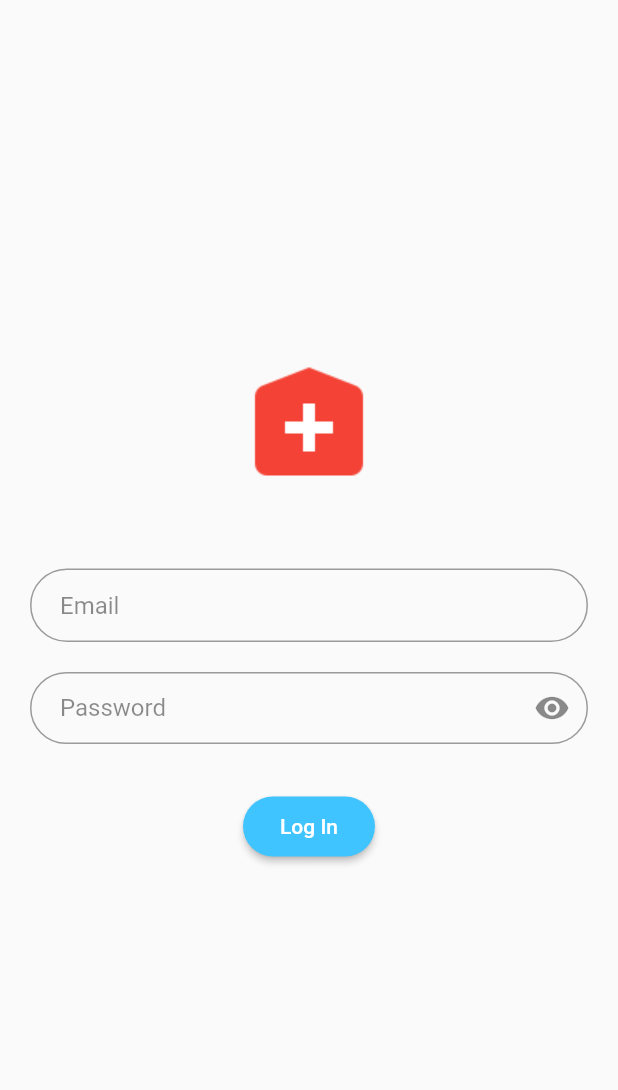
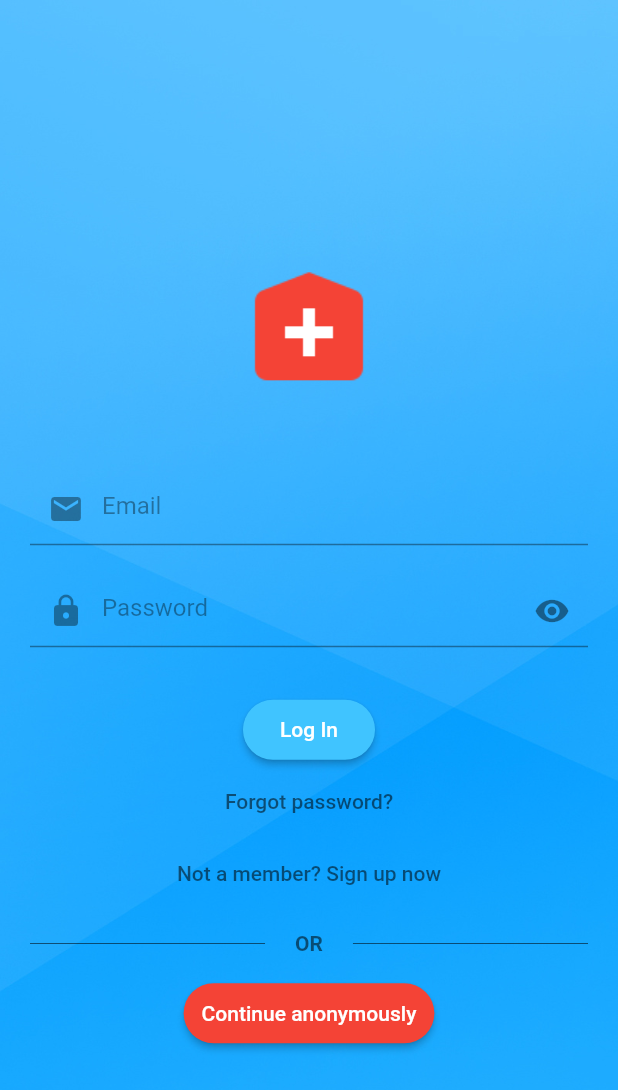
Before and after one commit to NaveenTennakoon/aid_first, a Flutter app: the screen it shows after launch, on a phone screen of 412 x 824 dp. Shown: the top 1090 px of the screen. Run offline on Flutter 3.47's test engine with Material 2 defaults, Android fonts, the phone set to English and light mode, and no system bars; our stand-ins replace firebase_auth; accounts and stored records are empty.

Commit message:
Login UI improvements

```diff
--- a/lib/screens/login.dart
+++ b/lib/screens/login.dart
@@ -23,11 +23,14 @@ class _LoginPageState extends State<LoginPage> {
   @override
   Widget build(BuildContext context) {
     return Scaffold(
-      body: Center(
-        child: SingleChildScrollView(
-          child: Container(
-            margin: EdgeInsets.all(20.0),
-            child: Center(
+      body: Container(
+        decoration: BoxDecoration(
+          image: DecorationImage(image: AssetImage("assets/login.jpg"), fit: BoxFit.cover),
+        ),
+        child: Center(
+          child: SingleChildScrollView(
+            child: Container(
+              margin: EdgeInsets.all(20.0),
               child: Form(
                 key: _key,
                 autovalidate: true,
@@ -43,17 +46,16 @@ class _LoginPageState extends State<LoginPage> {
   Widget _form() {
     return Column(
       children: <Widget>[
+        SizedBox(height: 45.0),
         Image.asset('assets/logo.png'),
         SizedBox(height: 50.0),
         TextFormField(
           keyboardType: TextInputType.emailAddress,
           autofocus: false,
           decoration: InputDecoration(
+            prefixIcon: Icon(Icons.email, color: Colors.black38),
             hintText: 'Email',
-            hintStyle: TextStyle(color: Colors.black45),
-            contentPadding: EdgeInsets.fromLTRB(20.0, 15.0, 20.0, 15.0),
-            border:
-                OutlineInputBorder(borderRadius: BorderRadius.circular(32.0)),
+            hintStyle: TextStyle(color: Colors.black38),
           ),
           onChanged: (value) => _email = value.trim(),
         ),
@@ -63,11 +65,9 @@ class _LoginPageState extends State<LoginPage> {
           obscureText: _obscureText,
           keyboardType: TextInputType.text,
           decoration: InputDecoration(
+            prefixIcon: Icon(Icons.lock, color: Colors.black38),
             hintText: 'Password',
-            hintStyle: TextStyle(color: Colors.black45),
-            contentPadding: EdgeInsets.fromLTRB(20.0, 10.0, 20.0, 10.0),
-            border:
-                OutlineInputBorder(borderRadius: BorderRadius.circular(32.0)),
+            hintStyle: TextStyle(color: Colors.black38),
             suffixIcon: GestureDetector(
               onTap: () {
                 setState(() {
@@ -76,6 +76,7 @@ class _LoginPageState extends State<LoginPage> {
               },
               child: Icon(
                 _obscureText ? Icons.visibility : Icons.visibility_off,
+                color: Colors.black45,
               ),
             ),
           ),
@@ -83,39 +84,57 @@ class _LoginPageState extends State<LoginPage> {
         ),
         SizedBox(height: 15.0),
         Padding(
-          padding: EdgeInsets.symmetric(vertical: 16.0),
+          padding: EdgeInsets.only(top: 16.0),
           child: RaisedButton(
-            shape: RoundedRectangleBorder(
-              borderRadius: BorderRadius.circular(32),
-            ),
+            shape: RoundedRectangleBorder(borderRadius: BorderRadius.circular(32)),
             onPressed: () {
               signIn(_email, _password);
             },
             padding: EdgeInsets.all(12),
             color: Colors.lightBlueAccent,
-            child: Text(
-              'Log In',
-              style: TextStyle(color: Colors.white)
+            child: Text('Log In', style: TextStyle(color: Colors.white)),
+          ),
+        ),
+        FlatButton(
+          child: Text('Forgot password?', style: TextStyle(color: Colors.black54),),
+          onPressed: () {
+            // Forgot password implementation
+          },
+        ),
+        FlatButton(
+          onPressed: () {
+            // Sign up re route
+          },
+          child: Text('Not a member? Sign up now', style: TextStyle(color: Colors.black54))
+        ),
+        Row(children: <Widget>[
+          Expanded(
+            child: Container(
+              margin: const EdgeInsets.only(right: 20.0),
+              child: Divider(height: 45, color: Colors.black54)
             ),
           ),
-        ),
-        // FlatButton(
-        //   child: Text(
-        //     'Forgot password?',
-        //     style: TextStyle(color: Colors.black54),
-        //   ),
-        //   onPressed: () {
-
-        //   },
-        // ),
-        // FlatButton(
-        //   onPressed: () {
-
-        //   },
-        //   child: Text('Not a member? Sign up now',
-        //       style: TextStyle(color: Colors.black54)),
-        // ),
-      ],
+          Text(
+            'OR',
+            style: TextStyle(color: Colors.black54, fontWeight: FontWeight.bold)
+          ),
+          Expanded(
+            child: Container(
+              margin: const EdgeInsets.only(left: 20.0),
+              child: Divider(height: 45, color: Colors.black54)
+            )
+          )
+        ]),
+        RaisedButton(
+          shape: RoundedRectangleBorder(borderRadius: BorderRadius.circular(32)),
+          onPressed: () {
+            // anonymously continue
+          },
+          padding: EdgeInsets.all(12),
+          color: Colors.red,
+          child: Text('Continue anonymously', style: TextStyle(color: Colors.white))
+        )
+      ]
     );
   }
 }
--- a/pubspec.yaml
+++ b/pubspec.yaml
@@ -25,3 +25,4 @@ flutter:
 
   assets:
     - assets/logo.png
+    - assets/login.jpg
```
Also changed, not shown: assets/login.jpg (added).
